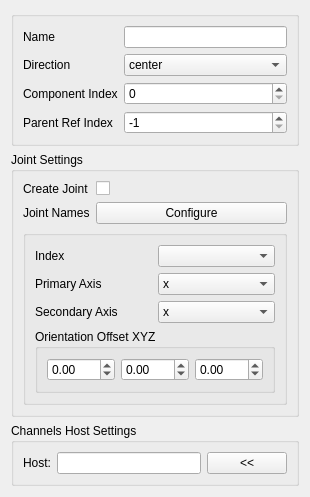
Old version of the form python/mbox/lego/box/block_settings_ui.ui in the repository chowooseung/mbox.
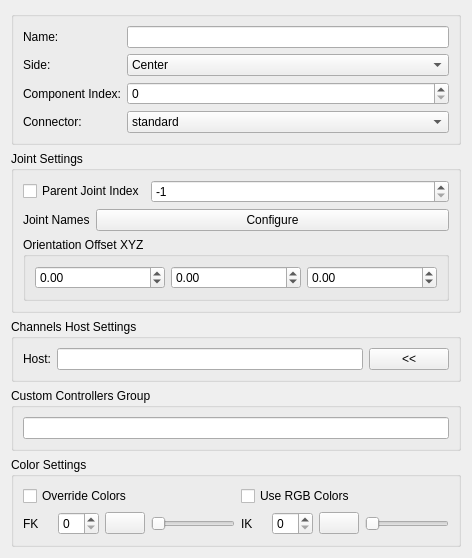
New version of the form.

```diff
--- a/python/mbox/lego/box/block_settings_ui.ui
+++ b/python/mbox/lego/box/block_settings_ui.ui
@@ -6,15 +6,253 @@
    <rect>
     <x>0</x>
     <y>0</y>
-    <width>306</width>
-    <height>445</height>
+    <width>452</width>
+    <height>518</height>
    </rect>
   </property>
   <property name="windowTitle">
    <string>Form</string>
   </property>
-  <layout class="QVBoxLayout" name="verticalLayout">
-   <item>
+  <layout class="QGridLayout" name="gridLayout">
+   <item row="5" column="0">
+    <spacer name="verticalSpacer">
+     <property name="orientation">
+      <enum>Qt::Vertical</enum>
+     </property>
+     <property name="sizeHint" stdset="0">
+      <size>
+       <width>20</width>
+       <height>40</height>
+      </size>
+     </property>
+    </spacer>
+   </item>
+   <item row="2" column="0">
+    <widget class="QGroupBox" name="groupBox">
+     <property name="sizePolicy">
+      <sizepolicy hsizetype="Minimum" vsizetype="Minimum">
+       <horstretch>0</horstretch>
+       <verstretch>0</verstretch>
+      </sizepolicy>
+     </property>
+     <property name="title">
+      <string>Channels Host Settings</string>
+     </property>
+     <layout class="QGridLayout" name="gridLayout_2">
+      <item row="0" column="0">
+       <layout class="QHBoxLayout" name="horizontalLayout_2">
+        <item>
+         <widget class="QLabel" name="host_label">
+          <property name="text">
+           <string>Host:</string>
+          </property>
+         </widget>
+        </item>
+        <item>
+         <widget class="QLineEdit" name="host_lineEdit"/>
+        </item>
+        <item>
+         <widget class="QPushButton" name="host_pushButton">
+          <property name="text">
+           <string>&lt;&lt;</string>
+          </property>
+         </widget>
+        </item>
+       </layout>
+      </item>
+     </layout>
+    </widget>
+   </item>
+   <item row="4" column="0">
+    <widget class="QGroupBox" name="groupBox_4">
+     <property name="sizePolicy">
+      <sizepolicy hsizetype="Minimum" vsizetype="Minimum">
+       <horstretch>0</horstretch>
+       <verstretch>0</verstretch>
+      </sizepolicy>
+     </property>
+     <property name="title">
+      <string>Color Settings</string>
+     </property>
+     <layout class="QGridLayout" name="gridLayout_8">
+      <item row="2" column="0">
+       <layout class="QGridLayout" name="gridLayout_7">
+        <item row="1" column="0">
+         <layout class="QGridLayout" name="gridLayout_9">
+          <item row="0" column="1">
+           <widget class="QLabel" name="color_fk_label">
+            <property name="sizePolicy">
+             <sizepolicy hsizetype="Minimum" vsizetype="Preferred">
+              <horstretch>0</horstretch>
+              <verstretch>0</verstretch>
+             </sizepolicy>
+            </property>
+            <property name="minimumSize">
+             <size>
+              <width>0</width>
+              <height>0</height>
+             </size>
+            </property>
+            <property name="text">
+             <string/>
+            </property>
+           </widget>
+          </item>
+          <item row="0" column="2">
+           <widget class="QSpinBox" name="color_fk_spinBox">
+            <property name="sizePolicy">
+             <sizepolicy hsizetype="Expanding" vsizetype="Fixed">
+              <horstretch>0</horstretch>
+              <verstretch>0</verstretch>
+             </sizepolicy>
+            </property>
+            <property name="maximum">
+             <number>31</number>
+            </property>
+           </widget>
+          </item>
+          <item row="0" column="3">
+           <widget class="QPushButton" name="RGB_fk_pushButton">
+            <property name="sizePolicy">
+             <sizepolicy hsizetype="Fixed" vsizetype="Fixed">
+              <horstretch>0</horstretch>
+              <verstretch>0</verstretch>
+             </sizepolicy>
+            </property>
+            <property name="maximumSize">
+             <size>
+              <width>16777215</width>
+              <height>16777215</height>
+             </size>
+            </property>
+            <property name="layoutDirection">
+             <enum>Qt::LeftToRight</enum>
+            </property>
+            <property name="styleSheet">
+             <string notr="true"/>
+            </property>
+            <property name="text">
+             <string/>
+            </property>
+           </widget>
+          </item>
+          <item row="0" column="4">
+           <widget class="QSlider" name="RGB_fk_slider">
+            <property name="maximum">
+             <number>255</number>
+            </property>
+            <property name="orientation">
+             <enum>Qt::Horizontal</enum>
+            </property>
+           </widget>
+          </item>
+          <item row="0" column="0">
+           <widget class="QLabel" name="fk_label_2">
+            <property name="text">
+             <string>FK</string>
+            </property>
+           </widget>
+          </item>
+         </layout>
+        </item>
+        <item row="1" column="1">
+         <layout class="QGridLayout" name="gridLayout_10">
+          <item row="0" column="2">
+           <widget class="QSpinBox" name="color_ik_spinBox">
+            <property name="sizePolicy">
+             <sizepolicy hsizetype="Expanding" vsizetype="Fixed">
+              <horstretch>0</horstretch>
+              <verstretch>0</verstretch>
+             </sizepolicy>
+            </property>
+            <property name="maximum">
+             <number>31</number>
+            </property>
+           </widget>
+          </item>
+          <item row="0" column="1">
+           <widget class="QLabel" name="color_ik_label">
+            <property name="sizePolicy">
+             <sizepolicy hsizetype="Minimum" vsizetype="Preferred">
+              <horstretch>0</horstretch>
+              <verstretch>0</verstretch>
+             </sizepolicy>
+            </property>
+            <property name="minimumSize">
+             <size>
+              <width>0</width>
+              <height>0</height>
+             </size>
+            </property>
+            <property name="text">
+             <string/>
+            </property>
+           </widget>
+          </item>
+          <item row="0" column="3">
+           <widget class="QPushButton" name="RGB_ik_pushButton">
+            <property name="sizePolicy">
+             <sizepolicy hsizetype="Fixed" vsizetype="Fixed">
+              <horstretch>0</horstretch>
+              <verstretch>0</verstretch>
+             </sizepolicy>
+            </property>
+            <property name="maximumSize">
+             <size>
+              <width>16777215</width>
+              <height>16777215</height>
+             </size>
+            </property>
+            <property name="layoutDirection">
+             <enum>Qt::LeftToRight</enum>
+            </property>
+            <property name="styleSheet">
+             <string notr="true"/>
+            </property>
+            <property name="text">
+             <string/>
+            </property>
+           </widget>
+          </item>
+          <item row="0" column="4">
+           <widget class="QSlider" name="RGB_ik_slider">
+            <property name="maximum">
+             <number>255</number>
+            </property>
+            <property name="orientation">
+             <enum>Qt::Horizontal</enum>
+            </property>
+           </widget>
+          </item>
+          <item row="0" column="0">
+           <widget class="QLabel" name="ik_label">
+            <property name="text">
+             <string>IK</string>
+            </property>
+           </widget>
+          </item>
+         </layout>
+        </item>
+        <item row="0" column="0">
+         <widget class="QCheckBox" name="overrideColors_checkBox">
+          <property name="text">
+           <string>Override Colors</string>
+          </property>
+         </widget>
+        </item>
+        <item row="0" column="1">
+         <widget class="QCheckBox" name="useRGB_checkBox">
+          <property name="text">
+           <string>Use RGB Colors</string>
+          </property>
+         </widget>
+        </item>
+       </layout>
+      </item>
+     </layout>
+    </widget>
+   </item>
+   <item row="0" column="0">
     <widget class="QGroupBox" name="mainSettings_groupBox">
      <property name="title">
       <string/>
@@ -25,7 +263,7 @@
         <item row="0" column="0">
          <widget class="QLabel" name="name_label">
           <property name="text">
-           <string>Name</string>
+           <string>Name:</string>
           </property>
          </widget>
         </item>
@@ -35,12 +273,12 @@
         <item row="1" column="0">
          <widget class="QLabel" name="side_label">
           <property name="text">
-           <string>Direction</string>
+           <string>Side:</string>
           </property>
          </widget>
         </item>
         <item row="1" column="1">
-         <widget class="QComboBox" name="direction_comboBox">
+         <widget class="QComboBox" name="side_comboBox">
           <property name="sizePolicy">
            <sizepolicy hsizetype="Expanding" vsizetype="Fixed">
             <horstretch>0</horstretch>
@@ -49,71 +287,87 @@
           </property>
           <item>
            <property name="text">
-            <string>center</string>
+            <string>Center</string>
            </property>
           </item>
           <item>
            <property name="text">
-            <string>left</string>
+            <string>Left</string>
            </property>
           </item>
           <item>
            <property name="text">
-            <string>right</string>
+            <string>Right</string>
            </property>
           </item>
          </widget>
         </item>
         <item row="2" column="0">
-         <widget class="QLabel" name="index_label">
+         <widget class="QLabel" name="componentIndex_label">
           <property name="text">
-           <string>Component Index</string>
+           <string>Component Index:</string>
           </property>
          </widget>
         </item>
         <item row="2" column="1">
-         <widget class="QSpinBox" name="index_spinBox">
+         <widget class="QSpinBox" name="componentIndex_spinBox">
           <property name="sizePolicy">
            <sizepolicy hsizetype="Expanding" vsizetype="Fixed">
             <horstretch>0</horstretch>
             <verstretch>0</verstretch>
            </sizepolicy>
           </property>
-          <property name="minimum">
-           <number>0</number>
-          </property>
           <property name="maximum">
            <number>999</number>
           </property>
-          <property name="value">
-           <number>0</number>
-          </property>
          </widget>
         </item>
         <item row="3" column="0">
-         <widget class="QLabel" name="label_2">
+         <widget class="QLabel" name="conector_label">
           <property name="text">
-           <string>Parent Ref Index</string>
+           <string>Connector:</string>
           </property>
          </widget>
         </item>
         <item row="3" column="1">
-         <widget class="QSpinBox" name="parent_ref_index_spinBox">
+         <widget class="QComboBox" name="connector_comboBox">
           <property name="sizePolicy">
            <sizepolicy hsizetype="Expanding" vsizetype="Fixed">
             <horstretch>0</horstretch>
             <verstretch>0</verstretch>
            </sizepolicy>
           </property>
-          <property name="minimum">
-           <number>-1</number>
+          <item>
+           <property name="text">
+            <string>standard</string>
+           </property>
+          </item>
+         </widget>
+        </item>
+       </layout>
+      </item>
+     </layout>
+    </widget>
+   </item>
+   <item row="3" column="0">
+    <widget class="QGroupBox" name="groupBox_2">
+     <property name="sizePolicy">
+      <sizepolicy hsizetype="Minimum" vsizetype="Minimum">
+       <horstretch>0</horstretch>
+       <verstretch>0</verstretch>
+      </sizepolicy>
+     </property>
+     <property name="title">
+      <string>Custom Controllers Group</string>
+     </property>
+     <layout class="QGridLayout" name="gridLayout_5">
+      <item row="0" column="0">
+       <layout class="QHBoxLayout" name="horizontalLayout_3">
+        <item>
+         <widget class="QLineEdit" name="subGroup_lineEdit">
+          <property name="toolTip">
+           <string>&lt;html&gt;&lt;head/&gt;&lt;body&gt;&lt;p&gt;Name for a custom controllers Group (Maya set) for the component controllers.&lt;/p&gt;&lt;p align=&quot;center&quot;&gt;&lt;span style=&quot; font-weight:600;&quot;&gt;i.e&lt;/span&gt;: Setting the name &amp;quot;arm&amp;quot; will create a sub group (sub set in Mayas terminology) with the name &amp;quot;rig_arm_grp&amp;quot;. This group will be under the &amp;quot;rig_controllers_grp&amp;quot;&lt;/p&gt;&lt;p&gt;Leave this option empty for the default behaviour.&lt;/p&gt;&lt;/body&gt;&lt;/html&gt;</string>
           </property>
-          <property name="maximum">
-           <number>999</number>
-          </property>
-          <property name="value">
-           <number>-1</number>
-          </property>
          </widget>
         </item>
        </layout>
@@ -121,7 +375,7 @@
      </layout>
     </widget>
    </item>
-   <item>
+   <item row="1" column="0">
     <widget class="QGroupBox" name="jointSettings_groupBox">
      <property name="sizePolicy">
       <sizepolicy hsizetype="Minimum" vsizetype="Minimum">
@@ -134,256 +388,138 @@
      </property>
      <layout class="QGridLayout" name="gridLayout_3">
       <item row="0" column="0">
-       <layout class="QFormLayout" name="formLayout_2">
-        <item row="1" column="0">
-         <widget class="QLabel" name="joint_names_label">
-          <property name="text">
-           <string>Joint Names</string>
+       <layout class="QVBoxLayout" name="verticalLayout">
+        <item>
+         <layout class="QHBoxLayout" name="horizontalLayout_5">
+          <property name="bottomMargin">
+           <number>0</number>
           </property>
-         </widget>
-        </item>
-        <item row="1" column="1">
-         <widget class="QPushButton" name="joint_names_pushButton">
-          <property name="sizePolicy">
-           <sizepolicy hsizetype="Expanding" vsizetype="Fixed">
-            <horstretch>0</horstretch>
-            <verstretch>0</verstretch>
-           </sizepolicy>
-          </property>
-          <property name="text">
-           <string>Configure</string>
-          </property>
-         </widget>
-        </item>
-        <item row="0" column="1">
-         <widget class="QCheckBox" name="joint_rig_checkBox">
-          <property name="text">
-           <string/>
-          </property>
-         </widget>
-        </item>
-        <item row="0" column="0">
-         <widget class="QLabel" name="label_5">
-          <property name="text">
-           <string>Create Joint</string>
-          </property>
-         </widget>
-        </item>
-       </layout>
-      </item>
-      <item row="1" column="0">
-       <widget class="QGroupBox" name="groupBox_4">
-        <property name="title">
-         <string/>
-        </property>
-        <layout class="QGridLayout" name="gridLayout">
-         <item row="3" column="0" colspan="2">
-          <widget class="QGroupBox" name="groupBox_3">
-           <property name="title">
-            <string>Orientation Offset XYZ</string>
-           </property>
-           <layout class="QHBoxLayout" name="horizontalLayout_4">
-            <item>
-             <widget class="QDoubleSpinBox" name="joint_offset_x_doubleSpinBox">
-              <property name="toolTip">
-               <string>Rotation Offset X</string>
-              </property>
-              <property name="minimum">
-               <double>-360.000000000000000</double>
-              </property>
-              <property name="maximum">
-               <double>360.000000000000000</double>
-              </property>
-              <property name="singleStep">
-               <double>90.000000000000000</double>
-              </property>
-             </widget>
-            </item>
-            <item>
-             <widget class="QDoubleSpinBox" name="joint_offset_y_doubleSpinBox">
-              <property name="toolTip">
-               <string>Rotation Offset Y</string>
-              </property>
-              <property name="minimum">
-               <double>-360.000000000000000</double>
-              </property>
-              <property name="maximum">
-               <double>360.000000000000000</double>
-              </property>
-              <property name="singleStep">
-               <double>90.000000000000000</double>
-              </property>
-             </widget>
-            </item>
-            <item>
-             <widget class="QDoubleSpinBox" name="joint_offset_z_doubleSpinBox">
-              <property name="toolTip">
-               <string>Rotation Offset Z</string>
-              </property>
-              <property name="minimum">
-               <double>-360.000000000000000</double>
-              </property>
-              <property name="maximum">
-               <double>360.000000000000000</double>
-              </property>
-              <property name="singleStep">
-               <double>90.000000000000000</double>
-              </property>
-             </widget>
-            </item>
-           </layout>
-          </widget>
-         </item>
-         <item row="1" column="1">
-          <widget class="QComboBox" name="primary_axis_comboBox">
-           <item>
+          <item>
+           <widget class="QCheckBox" name="useJointIndex_checkBox">
             <property name="text">
-             <string>x</string>
+             <string>Parent Joint Index</string>
             </property>
-           </item>
-           <item>
-            <property name="text">
-             <string>y</string>
+           </widget>
+          </item>
+          <item>
+           <widget class="QSpinBox" name="parentJointIndex_spinBox">
+            <property name="sizePolicy">
+             <sizepolicy hsizetype="Expanding" vsizetype="Fixed">
+              <horstretch>0</horstretch>
+              <verstretch>0</verstretch>
+             </sizepolicy>
             </property>
-           </item>
-           <item>
-            <property name="text">
-             <string>z</string>
+            <property name="minimum">
+             <number>-1</number>
             </property>
-           </item>
-           <item>
-            <property name="text">
-             <string>-x</string>
+            <property name="maximum">
+             <number>999999</number>
             </property>
-           </item>
-           <item>
-            <property name="text">
-             <string>-y</string>
+            <property name="value">
+             <number>-1</number>
             </property>
-           </item>
-           <item>
-            <property name="text">
-             <string>-z</string>
+           </widget>
+          </item>
+         </layout>
+        </item>
+        <item>
+         <layout class="QHBoxLayout" name="horizontalLayout">
+          <item>
+           <widget class="QLabel" name="jointNames_label">
+            <property name="sizePolicy">
+             <sizepolicy hsizetype="Minimum" vsizetype="Fixed">
+              <horstretch>0</horstretch>
+              <verstretch>0</verstretch>
+             </sizepolicy>
             </property>
-           </item>
-          </widget>
-         </item>
-         <item row="2" column="0">
-          <widget class="QLabel" name="label_4">
-           <property name="text">
-            <string>Secondary Axis</string>
-           </property>
-          </widget>
-         </item>
-         <item row="1" column="0">
-          <widget class="QLabel" name="label_3">
-           <property name="text">
-            <string>Primary Axis</string>
-           </property>
-          </widget>
-         </item>
-         <item row="2" column="1">
-          <widget class="QComboBox" name="secondary_axis_comboBox">
-           <property name="currentText">
-            <string>x</string>
-           </property>
-           <item>
-            <property name="text">
-             <string>x</string>
+            <property name="minimumSize">
+             <size>
+              <width>0</width>
+              <height>0</height>
+             </size>
             </property>
-           </item>
-           <item>
             <property name="text">
-             <string>y</string>
+             <string>Joint Names</string>
             </property>
-           </item>
-           <item>
-            <property name="text">
-             <string>z</string>
+           </widget>
+          </item>
+          <item>
+           <widget class="QPushButton" name="jointNames_pushButton">
+            <property name="sizePolicy">
+             <sizepolicy hsizetype="Expanding" vsizetype="Fixed">
+              <horstretch>0</horstretch>
+              <verstretch>0</verstretch>
+             </sizepolicy>
             </property>
-           </item>
-           <item>
             <property name="text">
-             <string>-x</string>
+             <string>Configure</string>
             </property>
+           </widget>
+          </item>
+         </layout>
+        </item>
+        <item>
+         <widget class="QGroupBox" name="groupBox_3">
+          <property name="title">
+           <string>Orientation Offset XYZ</string>
+          </property>
+          <layout class="QHBoxLayout" name="horizontalLayout_4">
+           <item>
+            <widget class="QDoubleSpinBox" name="joint_offset_x_doubleSpinBox">
+             <property name="toolTip">
+              <string>Rotation Offset X</string>
+             </property>
+             <property name="minimum">
+              <double>-360.000000000000000</double>
+             </property>
+             <property name="maximum">
+              <double>360.000000000000000</double>
+             </property>
+             <property name="singleStep">
+              <double>90.000000000000000</double>
+             </property>
+            </widget>
            </item>
            <item>
-            <property name="text">
-             <string>-y</string>
-            </property>
+            <widget class="QDoubleSpinBox" name="joint_offset_y_doubleSpinBox">
+             <property name="toolTip">
+              <string>Rotation Offset Y</string>
+             </property>
+             <property name="minimum">
+              <double>-360.000000000000000</double>
+             </property>
+             <property name="maximum">
+              <double>360.000000000000000</double>
+             </property>
+             <property name="singleStep">
+              <double>90.000000000000000</double>
+             </property>
+            </widget>
            </item>
            <item>
-            <property name="text">
-             <string>-z</string>
-            </property>
+            <widget class="QDoubleSpinBox" name="joint_offset_z_doubleSpinBox">
+             <property name="toolTip">
+              <string>Rotation Offset Z</string>
+             </property>
+             <property name="minimum">
+              <double>-360.000000000000000</double>
+             </property>
+             <property name="maximum">
+              <double>360.000000000000000</double>
+             </property>
+             <property name="singleStep">
+              <double>90.000000000000000</double>
+             </property>
+            </widget>
            </item>
-          </widget>
-         </item>
-         <item row="0" column="1">
-          <widget class="QComboBox" name="joint_index_comboBox"/>
-         </item>
-         <item row="0" column="0">
-          <widget class="QLabel" name="label_6">
-           <property name="text">
-            <string>Index</string>
-           </property>
-          </widget>
-         </item>
-        </layout>
-       </widget>
-      </item>
-     </layout>
-    </widget>
-   </item>
-   <item>
-    <widget class="QGroupBox" name="groupBox">
-     <property name="sizePolicy">
-      <sizepolicy hsizetype="Minimum" vsizetype="Minimum">
-       <horstretch>0</horstretch>
-       <verstretch>0</verstretch>
-      </sizepolicy>
-     </property>
-     <property name="title">
-      <string>Channels Host Settings</string>
-     </property>
-     <layout class="QGridLayout" name="gridLayout_2">
-      <item row="0" column="0">
-       <layout class="QHBoxLayout" name="horizontalLayout_2">
-        <item>
-         <widget class="QLabel" name="host_label">
-          <property name="text">
-           <string>Host:</string>
-          </property>
+          </layout>
          </widget>
         </item>
-        <item>
-         <widget class="QLineEdit" name="host_lineEdit"/>
-        </item>
-        <item>
-         <widget class="QPushButton" name="host_pushButton">
-          <property name="text">
-           <string>&lt;&lt;</string>
-          </property>
-         </widget>
-        </item>
        </layout>
       </item>
      </layout>
     </widget>
    </item>
-   <item>
-    <spacer name="verticalSpacer">
-     <property name="orientation">
-      <enum>Qt::Vertical</enum>
-     </property>
-     <property name="sizeHint" stdset="0">
-      <size>
-       <width>20</width>
-       <height>40</height>
-      </size>
-     </property>
-    </spacer>
-   </item>
   </layout>
  </widget>
  <resources/>
```
